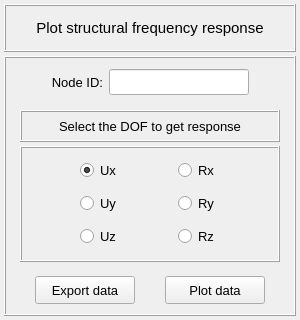
This is pulse/interface/data/ui_files/plots/results/structural/get_nodal_results_for_harmonic_analysis.ui in open-pulse/OpenPulse as Qt 5 draws it before an edit. The edited form follows.
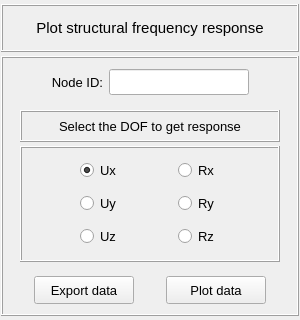
This is the edited form.

```diff
--- a/pulse/interface/data/ui_files/plots/results/structural/get_nodal_results_for_harmonic_analysis.ui
+++ b/pulse/interface/data/ui_files/plots/results/structural/get_nodal_results_for_harmonic_analysis.ui
@@ -21,13 +21,13 @@
   </property>
   <layout class="QGridLayout" name="gridLayout_4">
    <property name="leftMargin">
-    <number>4</number>
+    <number>1</number>
    </property>
    <property name="topMargin">
     <number>4</number>
    </property>
    <property name="rightMargin">
-    <number>4</number>
+    <number>1</number>
    </property>
    <property name="bottomMargin">
     <number>4</number>
```
